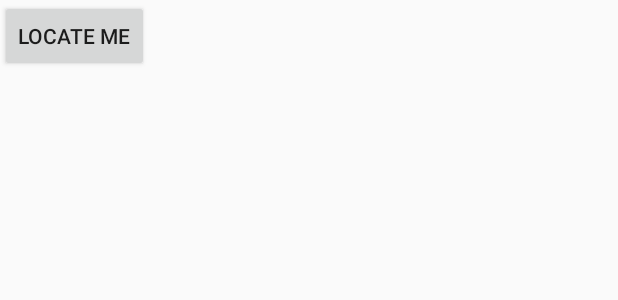
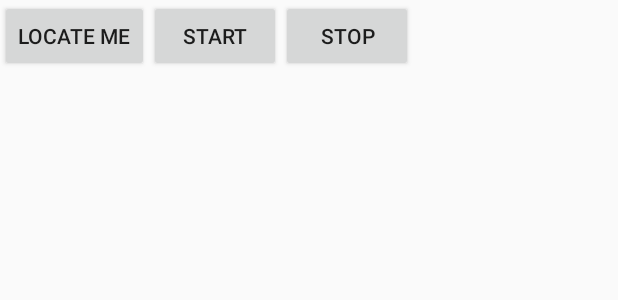
Before and after one commit to grufelous/ProInteractOfficer, an Android app: the layout activity_geofence.xml on its own in the app's theme, with its tools: preview values and no code run, on a phone screen of 412 x 824 dp. Shown: the top 300 px of the screen. Run offline under Robolectric (Android 15) with nearby library versions, the phone set to English and light mode, and no system bars.

Commit message:
Add ability to start and stop broadcast receivers

```diff
--- a/app/src/main/res/layout/activity_geofence.xml
+++ b/app/src/main/res/layout/activity_geofence.xml
@@ -5,6 +5,10 @@
     android:layout_width="match_parent"
     android:layout_height="match_parent"
     tools:context=".GeofenceActivity">
+
+    <LinearLayout
+        android:layout_width="wrap_content"
+        android:layout_height="wrap_content">
 
         <Button
             android:id="@+id/button"
@@ -14,4 +18,23 @@
             android:text="Locate me"
             />
 
+        <Button
+            android:id="@+id/startService"
+            android:layout_width="wrap_content"
+            android:layout_height="wrap_content"
+            android:onClick="startService"
+            android:text="Start"
+            />
+
+        <Button
+            android:id="@+id/stopService"
+            android:layout_width="wrap_content"
+            android:layout_height="wrap_content"
+            android:onClick="stopService"
+            android:text="Stop"
+            />
+
+    </LinearLayout>
+
+
 </android.support.constraint.ConstraintLayout>
```
Also changed, not shown: app/src/main/java/com/orion/prointeractofficer/GeofenceActivity.java (+20 -0 lines). Lines whose indentation alone changed are shown as unchanged.
